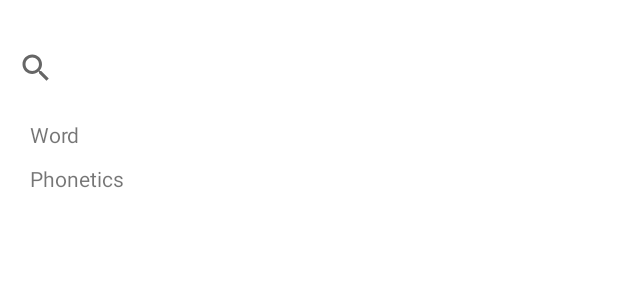
After one commit to andrespin/FindAndLearnApp, an Android app: the layout fragment_dictionary.xml on its own in the app's theme, with its tools: preview values and no code run, on a phone screen of 412 x 824 dp. The commit adds this screen. Shown: the top 300 px of the screen. Run offline under Robolectric (Android 15) with nearby library versions, the phone set to English and light mode, and no system bars.

Commit message:
Fragment added

```diff
--- a/app/build.gradle
+++ b/app/build.gradle
@@ -45,6 +45,7 @@ dependencies {
     implementation 'androidx.appcompat:appcompat:1.4.0'
     implementation 'com.google.android.material:material:1.4.0'
     implementation 'androidx.constraintlayout:constraintlayout:2.1.2'
+    implementation 'androidx.legacy:legacy-support-v4:1.0.0'
     testImplementation 'junit:junit:4.+'
     androidTestImplementation 'androidx.test.ext:junit:1.1.3'
     androidTestImplementation 'androidx.test.espresso:espresso-core:3.4.0'
--- a/app/src/main/java/android/findandlearnapp/MainActivity.kt
+++ b/app/src/main/java/android/findandlearnapp/MainActivity.kt
@@ -2,10 +2,13 @@ package android.findandlearnapp
 
 import androidx.appcompat.app.AppCompatActivity
 import android.os.Bundle
+import androidx.navigation.findNavController
 
 class MainActivity : AppCompatActivity() {
     override fun onCreate(savedInstanceState: Bundle?) {
         super.onCreate(savedInstanceState)
         setContentView(R.layout.activity_main)
+        val navController = findNavController(R.id.nav_movies_host_fragment)
+        navController.setGraph(R.navigation.dictionary_graph, intent.extras)
     }
 }
--- a/app/src/main/java/android/findandlearnapp/dictionary/Frag.kt
+++ b/app/src/main/java/android/findandlearnapp/dictionary/DictionaryViewModel.kt
@@ -1,4 +1,4 @@
 package android.findandlearnapp.dictionary
 
-class Frag {
+class DictionaryViewModel {
 }
--- /dev/null
+++ b/app/src/main/res/layout/fragment_dictionary.xml
@@ -0,0 +1,73 @@
+<?xml version="1.0" encoding="utf-8"?>
+<androidx.constraintlayout.widget.ConstraintLayout xmlns:android="http://schemas.android.com/apk/res/android"
+    xmlns:app="http://schemas.android.com/apk/res-auto"
+    xmlns:tools="http://schemas.android.com/tools"
+    android:id="@+id/main"
+    android:layout_width="match_parent"
+    android:layout_height="match_parent"
+    tools:context=".dictionary.DictionaryFragment">
+
+    <androidx.appcompat.widget.SearchView
+        android:id="@+id/searchViewFindWord"
+        android:layout_width="match_parent"
+        android:layout_height="50dp"
+        android:layout_marginTop="20dp"
+        android:imeOptions="actionSearch"
+        android:inputType="text"
+        android:queryHint="Search for a word"
+        app:layout_constraintEnd_toEndOf="parent"
+        app:layout_constraintStart_toStartOf="parent"
+        app:layout_constraintTop_toTopOf="parent" />
+
+
+    <TextView
+        android:id="@+id/txtWord"
+        android:layout_width="match_parent"
+        android:layout_height="wrap_content"
+        android:layout_marginTop="10dp"
+        android:layout_marginLeft="20dp"
+        app:layout_constraintEnd_toEndOf="parent"
+        app:layout_constraintStart_toStartOf="parent"
+        app:layout_constraintTop_toBottomOf="@+id/searchViewFindWord"
+        tools:text="Word"/>
+
+    <TextView
+        android:id="@+id/txtPhonetics"
+        android:layout_width="match_parent"
+        android:layout_height="wrap_content"
+        android:layout_marginTop="10dp"
+        android:layout_marginLeft="20dp"
+        app:layout_constraintEnd_toEndOf="parent"
+        app:layout_constraintHorizontal_bias="1.0"
+        app:layout_constraintStart_toStartOf="parent"
+        app:layout_constraintTop_toBottomOf="@+id/txtWord"
+        tools:text="Phonetics" />
+
+    <androidx.recyclerview.widget.RecyclerView
+        android:id="@+id/rv_translation"
+        android:layout_width="match_parent"
+        android:layout_height="560dp"
+        android:clipToPadding="false"
+        android:paddingTop="16dp"
+        android:paddingBottom="16dp"
+        app:layout_constraintEnd_toEndOf="parent"
+        app:layout_constraintStart_toStartOf="parent"
+        app:layout_constraintTop_toBottomOf="@+id/txtPhonetics" />
+
+
+
+    <ProgressBar
+        android:id="@+id/progress_bar_round"
+        style="?android:attr/progressBarStyleLarge"
+        android:layout_width="wrap_content"
+        android:layout_height="wrap_content"
+        android:layout_gravity="center"
+        android:visibility="gone"
+        app:layout_constraintBottom_toBottomOf="parent"
+        app:layout_constraintEnd_toEndOf="parent"
+        app:layout_constraintStart_toStartOf="parent"
+        app:layout_constraintTop_toBottomOf="parent" />
+
+
+
+</androidx.constraintlayout.widget.ConstraintLayout>
--- a/app/src/main/res/values/strings.xml
+++ b/app/src/main/res/values/strings.xml
@@ -3,4 +3,6 @@
 
     <string name="dialog_button_cancel">Cancel</string>
     <string name="dialog_title_stub">Undefined error</string>
+    <!-- TODO: Remove or change this placeholder text -->
+    <string name="hello_blank_fragment">Hello blank fragment</string>
 </resources>
```
Also changed, not shown: app/src/main/java/android/findandlearnapp/dictionary/DictionaryFragment.kt (added, +26 -0 lines), app/src/main/res/layout/activity_main.xml (+10 -12 lines), app/src/main/res/layout/dictionary_fragment_recyclerview_item.xml (added, +31 -0 lines), app/src/main/res/navigation/dictionary_graph.xml (added, +15 -0 lines).
